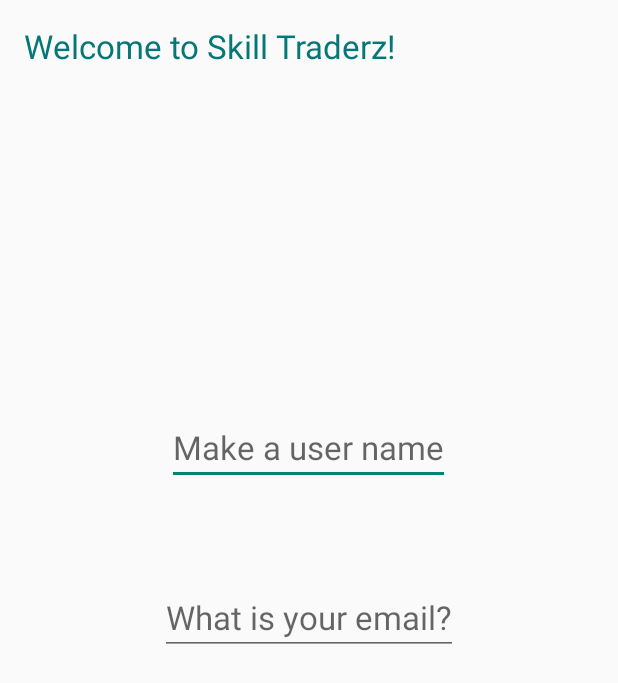
After one commit to falon3/Team15Alpha, an Android app: the layout activity_first_time_user.xml on its own in the app's theme, with its tools: preview values and no code run, on a phone screen of 412 x 824 dp. The commit adds this screen. Shown: the top 683 px of the screen. Run offline under Robolectric (Android 15) with nearby library versions, the phone set to English and light mode, and no system bars.

Commit message:
UI and Activity stuff

```diff
--- a/Skill/app/src/main/res/layout/activity_edit_trade.xml
+++ b/Skill/app/src/main/res/layout/activity_edit_trade.xml
@@ -5,6 +5,6 @@
     android:paddingRight="@dimen/activity_horizontal_margin"
     android:paddingTop="@dimen/activity_vertical_margin"
     android:paddingBottom="@dimen/activity_vertical_margin"
-    tools:context="com.ehill.uitesting.EditTradeActivity">
+    tools:context="com.skilltradiez.skilltraderz.EditTradeActivity">
 
 </RelativeLayout>
--- /dev/null
+++ b/Skill/app/src/main/res/layout/activity_first_time_user.xml
@@ -0,0 +1,41 @@
+<?xml version="1.0" encoding="utf-8"?>
+<RelativeLayout xmlns:android="http://schemas.android.com/apk/res/android"
+    xmlns:tools="http://schemas.android.com/tools" android:layout_width="match_parent"
+    android:layout_height="match_parent" android:paddingLeft="@dimen/activity_horizontal_margin"
+    android:paddingRight="@dimen/activity_horizontal_margin"
+    android:paddingTop="@dimen/activity_vertical_margin"
+    android:paddingBottom="@dimen/activity_vertical_margin"
+    tools:context="com.skilltradiez.skilltraderz.FirstTimeUserActivity">
+
+    <TextView
+        android:layout_width="wrap_content"
+        android:textColor="#057777"
+        android:layout_height="wrap_content"
+        android:textAppearance="?android:attr/textAppearanceLarge"
+        android:text="@string/welcome_to_app"
+        android:id="@+id/welcomeMessage"
+        android:layout_alignParentTop="true"
+        android:layout_alignParentStart="true" />
+
+    <EditText
+        android:layout_width="wrap_content"
+        android:layout_height="wrap_content"
+        android:textAppearance="?android:attr/textAppearanceLarge"
+        android:hint="@string/make_a_user_name"
+        android:id="@+id/makeUserName"
+        android:layout_above="@+id/whatIsYourEmail"
+        android:layout_centerHorizontal="true"
+        android:layout_marginBottom="63dp" />
+
+    <EditText
+        android:layout_width="wrap_content"
+        android:layout_height="wrap_content"
+        android:textAppearance="?android:attr/textAppearanceLarge"
+        android:hint="@string/what_is_your_email"
+        android:id="@+id/whatIsYourEmail"
+        android:layout_centerVertical="true"
+        android:layout_centerHorizontal="true" />
+
+
+
+</RelativeLayout>
--- a/Skill/app/src/main/res/values/strings.xml
+++ b/Skill/app/src/main/res/values/strings.xml
@@ -35,4 +35,7 @@
     <string name="new_skill_name">What do you want to name your skill?</string>
     <string name="new_skill_description">Describe your new skill</string>
     <string name="new_skill_category">What category of skill is your new skill</string>
+    <string name="make_a_user_name">Make a user name</string>
+    <string name="what_is_your_email">What is your email?</string>
+    <string name="welcome_to_app">Welcome to Skill Traderz!</string>
 </resources>
```
Also changed, not shown: Skill/app/src/main/java/com/skilltradiez/skilltraderz/EditSkillActivity.java (+1 -18 lines), Skill/app/src/main/java/com/skilltradiez/skilltraderz/EditTradeActivity.java (+3 -18 lines), Skill/app/src/main/java/com/skilltradiez/skilltraderz/InventoryActivity.java (+1 -18 lines), Skill/app/src/main/java/com/skilltradiez/skilltraderz/MainActivity.java (+15 -20 lines), Skill/app/src/main/java/com/skilltradiez/skilltraderz/ProfileActivity.java (+27 -31 lines), Skill/app/src/main/java/com/skilltradiez/skilltraderz/SearchScreenActivity.java (+16 -20 lines), Skill/app/src/main/java/com/skilltradiez/skilltraderz/SkillDescriptionActivity.java (+1 -18 lines), Skill/app/src/main/java/com/skilltradiez/skilltraderz/TradeRequestActivity.java (+1 -18 lines).
